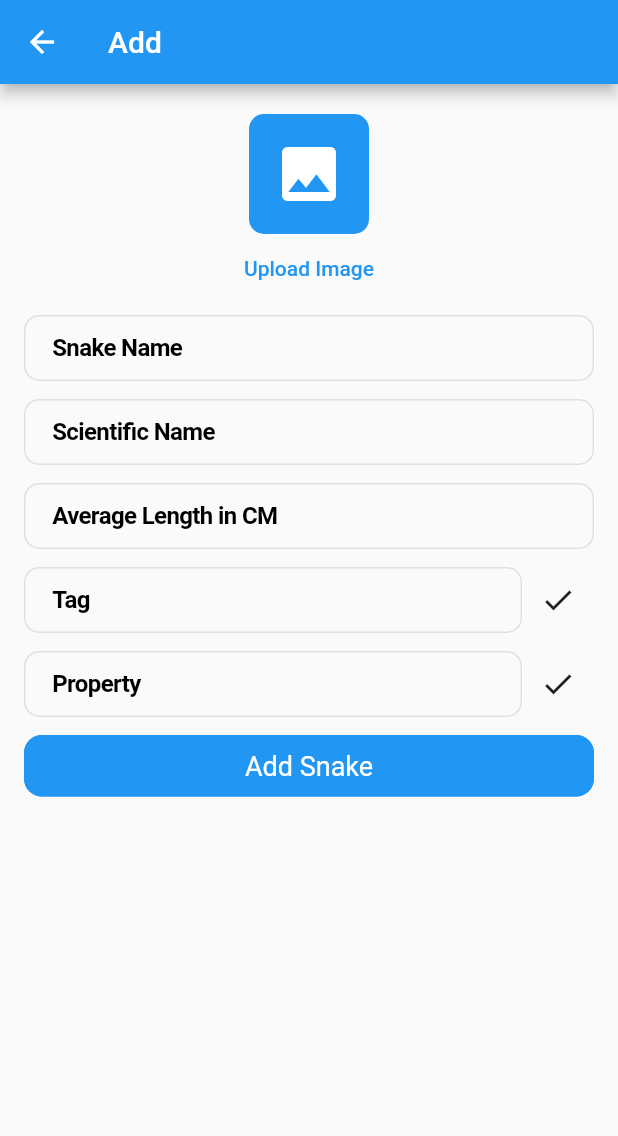
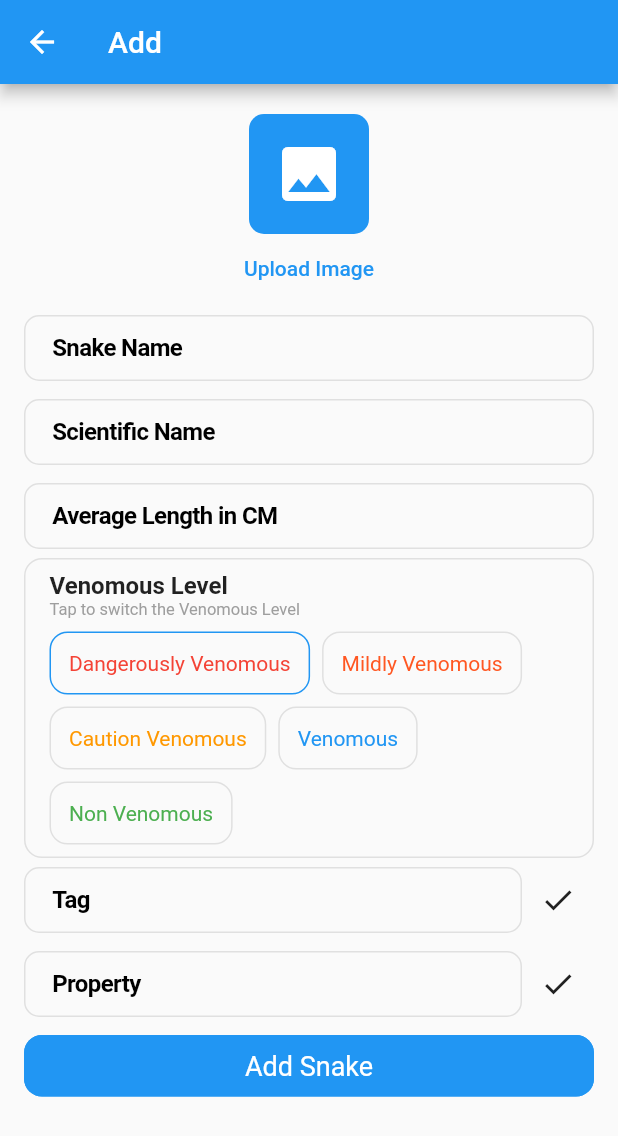
Before and after one commit to askabdulhaseeb/snake-identifier-app, a Flutter app: the AddSnakeScreen screen opened by its route, on a phone screen of 412 x 824 dp. Shown: the top 1136 px of the screen. Run offline on Flutter 3.47's test engine with Material 2 defaults, Android fonts, the phone set to English and light mode, and no system bars; our stand-ins replace cached_network_image, carousel_slider, cloud_firestore, file_picker, firebase_auth, firebase_core and 2 more; accounts and stored records are empty.

```diff
--- a/lib/utilities/app_images.dart
+++ b/lib/utilities/app_images.dart
@@ -4,4 +4,5 @@ class AppImages {
   static const String emergency = 'assets/images/emergency.png';
   static const String comunity = 'assets/images/comunity.png';
   static const String searchUser = 'assets/images/search-user.png';
+  static const String warning = 'assets/images/warning.webp';
 }
--- a/lib/views/snakes/add_snake_screen.dart
+++ b/lib/views/snakes/add_snake_screen.dart
@@ -16,6 +16,7 @@ import '../../widgets/custom_widgets/custom_textformfield.dart';
 import '../../widgets/custom_widgets/custom_title_textformfield.dart';
 import '../../widgets/custom_widgets/custom_toast.dart';
 import '../../widgets/custom_widgets/show_loading.dart';
+import '../../widgets/custom_widgets/text_tag_widget.dart';
 
 class AddSnakeScreen extends StatefulWidget {
   const AddSnakeScreen({super.key});
@@ -40,6 +41,14 @@ class _AddSnakeScreenState extends State<AddSnakeScreen> {
   final GlobalKey<FormState> key = GlobalKey<FormState>();
 
   File? file;
+
+  List<VenomousLevel> venomous = <VenomousLevel>[
+    VenomousLevel.dangerouslyVenomous,
+    VenomousLevel.mildlyVenomous,
+    VenomousLevel.cautionVenomous,
+    VenomousLevel.venomous,
+    VenomousLevel.nonVenomous,
+  ];
 
   @override
   Widget build(BuildContext context) {
@@ -78,6 +87,63 @@ class _AddSnakeScreenState extends State<AddSnakeScreen> {
                   readOnly: _isLoading,
                   validator: (String? value) => CustomValidator.isEmpty(value),
                 ),
+                Container(
+                  padding: const EdgeInsets.symmetric(horizontal: 16),
+                  decoration: BoxDecoration(
+                    borderRadius: BorderRadius.circular(12),
+                    border: Border.all(
+                      color: Colors.grey.shade300,
+                    ),
+                  ),
+                  child: SizedBox(
+                    width: double.infinity,
+                    child: Column(
+                      crossAxisAlignment: CrossAxisAlignment.start,
+                      children: <Widget>[
+                        const SizedBox(height: 8),
+                        const Text(
+                          'Venomous Level',
+                          style: TextStyle(
+                            fontSize: 16,
+                            fontWeight: FontWeight.bold,
+                          ),
+                        ),
+                        const Text(
+                          'Tap to switch the Venomous Level',
+                          style: TextStyle(fontSize: 11, color: Colors.grey),
+                        ),
+                        const SizedBox(height: 8),
+                        Wrap(
+                          alignment: WrapAlignment.start,
+                          children: venomous
+                              .map((VenomousLevel e) => GestureDetector(
+                                    onTap: () => setState(() {
+                                      level = e;
+                                    }),
+                                    child: Container(
+                                      padding: const EdgeInsets.all(12),
+                                      margin: const EdgeInsets.only(
+                                          right: 8, bottom: 8),
+                                      decoration: BoxDecoration(
+                                        borderRadius: BorderRadius.circular(12),
+                                        border: Border.all(
+                                          color: e == level
+                                              ? Theme.of(context).primaryColor
+                                              : Colors.grey.shade300,
+                                        ),
+                                      ),
+                                      child: Text(
+                                        e.title,
+                                        style: TextStyle(color: e.color),
+                                      ),
+                                    ),
+                                  ))
+                              .toList(),
+                        ),
+                      ],
+                    ),
+                  ),
+                ),
                 Row(
                   children: <Widget>[
                     Expanded(
@@ -98,26 +164,9 @@ class _AddSnakeScreenState extends State<AddSnakeScreen> {
                   ],
                 ),
                 Wrap(
-                  children: tags
-                      .map(
-                        (String e) => Container(
-                          padding: const EdgeInsets.symmetric(
-                              vertical: 4, horizontal: 12),
-                          margin: const EdgeInsets.symmetric(
-                              vertical: 3, horizontal: 6),
-                          decoration: BoxDecoration(
-                              color: Theme.of(context)
-                                  .primaryColor
-                                  .withOpacity(0.1),
-                              borderRadius: BorderRadius.circular(10)),
-                          child: Text(
-                            e,
-                            style: TextStyle(
-                                color: Theme.of(context).primaryColor),
-                          ),
-                        ),
-                      )
-                      .toList(),
+                  alignment: WrapAlignment.start,
+                  children:
+                      tags.map((String e) => TextTagWidget(text: e)).toList(),
                 ),
                 Row(
                   children: <Widget>[
@@ -140,24 +189,7 @@ class _AddSnakeScreenState extends State<AddSnakeScreen> {
                 ),
                 Wrap(
                   children: properties
-                      .map(
-                        (String e) => Container(
-                          padding: const EdgeInsets.symmetric(
-                              vertical: 4, horizontal: 12),
-                          margin: const EdgeInsets.symmetric(
-                              vertical: 3, horizontal: 6),
-                          decoration: BoxDecoration(
-                              color: Theme.of(context)
-                                  .primaryColor
-                                  .withOpacity(0.1),
-                              borderRadius: BorderRadius.circular(10)),
-                          child: Text(
-                            e,
-                            style: TextStyle(
-                                color: Theme.of(context).primaryColor),
-                          ),
-                        ),
-                      )
+                      .map((String e) => TextTagWidget(text: e))
                       .toList(),
                 ),
                 _isLoading
--- a/lib/views/snakes/snake_compare_screen.dart
+++ b/lib/views/snakes/snake_compare_screen.dart
@@ -24,6 +24,7 @@ class _SnakeCompareScreenState extends State<SnakeCompareScreen> {
       )),
       body: Padding(
         padding: const EdgeInsets.symmetric(horizontal: 16),
+        child: SingleChildScrollView(
           child: Column(
             children: <Widget>[
               const SizedBox(height: 20),
@@ -78,8 +79,7 @@ class _SnakeCompareScreenState extends State<SnakeCompareScreen> {
                       'Select Both snake to Compare',
                       style: TextStyle(color: Colors.grey),
                     ))
-                : SingleChildScrollView(
-                    child: Column(
+                  : Column(
                       children: <Widget>[
                         Text(
                           'Basic',
@@ -96,15 +96,35 @@ class _SnakeCompareScreenState extends State<SnakeCompareScreen> {
                         _Length(snake1: snake1, snake2: snake2),
                         const SizedBox(height: 16),
                         Text(
+                          'Venomous Level',
+                          style: Theme.of(context).textTheme.titleLarge,
+                        ),
+                        const SizedBox(height: 10),
+                        Row(
+                          mainAxisAlignment: MainAxisAlignment.spaceEvenly,
+                          children: <Widget>[
+                            Text(
+                              snake1!.level.title,
+                              style: TextStyle(color: snake1!.level.color),
+                            ),
+                            Text(
+                              snake2!.level.title,
+                              style: TextStyle(color: snake2!.level.color),
+                            ),
+                          ],
+                        ),
+                        const SizedBox(height: 16),
+                        Text(
                           'Properties',
                           style: Theme.of(context).textTheme.titleLarge,
                         ),
                         const SizedBox(height: 10),
                         _Properties(snake1: snake1, snake2: snake2),
+                        const SizedBox(height: 40),
                       ],
                     ),
+            ],
           ),
-          ],
         ),
       ),
     );
--- a/lib/widgets/snake/snakes_gridview.dart
+++ b/lib/widgets/snake/snakes_gridview.dart
@@ -12,15 +12,15 @@ class SnakesGridView extends StatelessWidget {
     return GridView.builder(
       gridDelegate: const SliverGridDelegateWithFixedCrossAxisCount(
         crossAxisCount: 2,
-        crossAxisSpacing: 6,
-        mainAxisSpacing: 6,
+        crossAxisSpacing: 16,
+        mainAxisSpacing: 8,
         childAspectRatio: 4 / 5,
       ),
       primary: false,
       shrinkWrap: true,
       itemCount: snakes.length,
       itemBuilder: (BuildContext context, int index) =>
-          SnakeSmallTile(snake: snakes[index]),
+          SnakeSmallTile(snake: snakes[index], index: index),
     );
   }
 }
```
Also changed, not shown: lib/widgets/snake/snake_small_tile.dart (+25 -4 lines), assets/images/warning.webp (added). Lines whose indentation alone changed are shown as unchanged.
